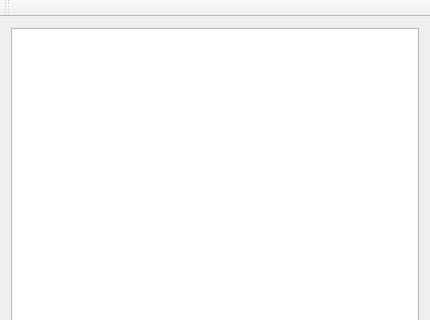
The window that QTMessenger/InterfaceWindow.ui (MisterMax707/QTMessenger) describes before a commit, drawn with Qt 5; both pictures show x 0 to 430 and y 0 to 320 of the 430 by 600 pixel window.
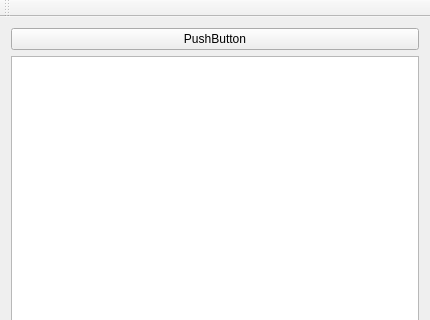
The same window after the commit.

```diff
--- a/QTMessenger/InterfaceWindow.ui
+++ b/QTMessenger/InterfaceWindow.ui
@@ -27,6 +27,13 @@
   </property>
   <widget class="QWidget" name="centralWidget">
    <layout class="QVBoxLayout" name="verticalLayout_2">
+    <item>
+     <widget class="QPushButton" name="pushButton">
+      <property name="text">
+       <string>PushButton</string>
+      </property>
+     </widget>
+    </item>
     <item>
      <widget class="QListView" name="listView"/>
     </item>
```
Left out of the diff: 2 changed lines with no effect on the pictures.
